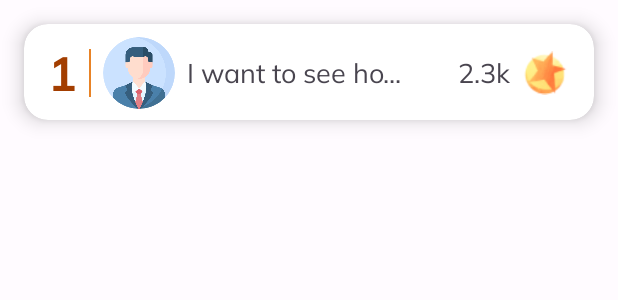
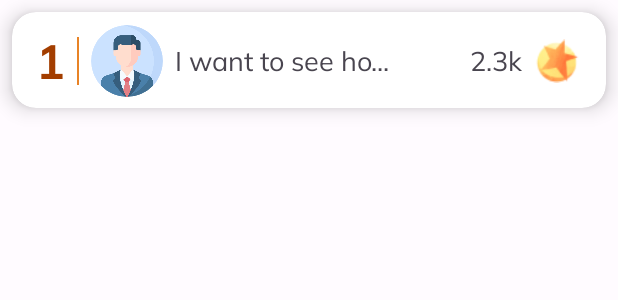
Before and after one commit to stainley/Habit-Tracker, an Android app: the layout leaderboard_row.xml on its own in the app's theme, with its tools: preview values and no code run, on a phone screen of 412 x 824 dp. Shown: the top 300 px of the screen. Run offline under Robolectric (Android 15) with nearby library versions, the phone set to English and light mode, and no system bars; Roboto replaces fonts that are not available here.

```diff
--- a/app/src/main/res/layout/leaderboard_row.xml
+++ b/app/src/main/res/layout/leaderboard_row.xml
@@ -5,9 +5,9 @@
     android:id="@+id/card_leaderboard"
     android:layout_width="match_parent"
     android:layout_height="64dp"
-    android:layout_margin="16dp"
+    android:layout_margin="8dp"
     android:layout_marginStart="8dp"
-    android:padding="8dp"
+    android:layout_marginEnd="8dp"
     app:cardCornerRadius="16dp"
     app:cardElevation="8dp">
 
```
Also changed, not shown: app/src/main/java/ca/lambton/habittracker/habit/view/home/HomeFragment.java (+12 -12 lines), app/src/main/java/ca/lambton/habittracker/habit/view/ongoingHabits/AllHabitsFragment.java (+12 -4 lines), app/src/main/java/ca/lambton/habittracker/habit/view/ongoingHabits/PrivateHabitsFragment.java (+13 -2 lines), app/src/main/java/ca/lambton/habittracker/leaderboard/view/LeaderboardFragment.java (+2 -5 lines).
